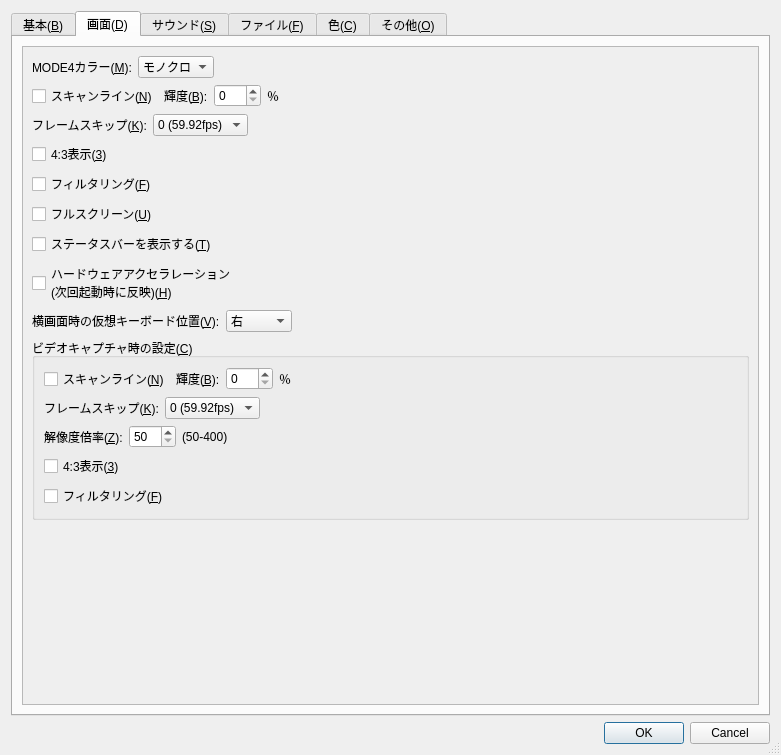
Old version of the form src/Qt/configdialog.ui in the repository eighttails/PC6001VX.
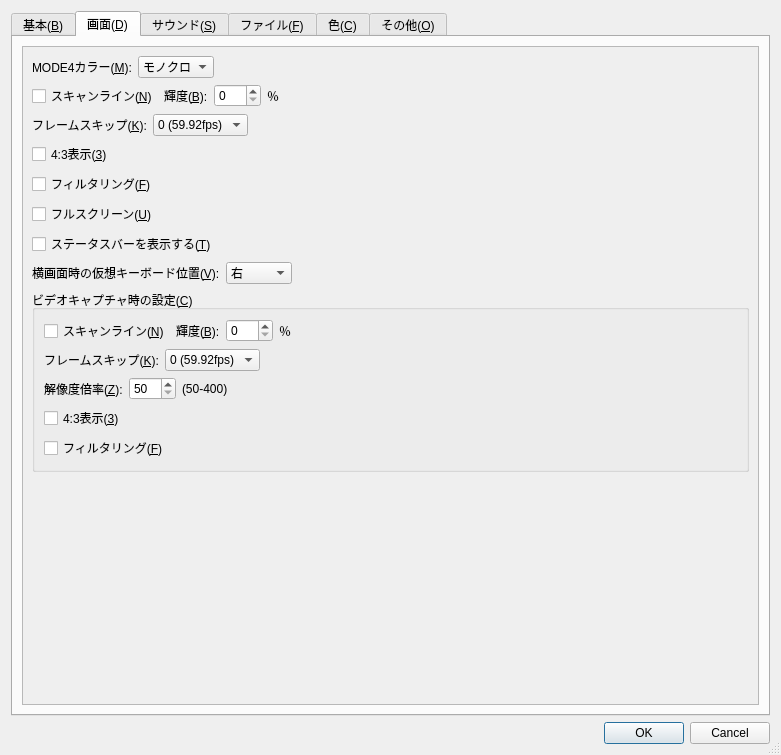
New version of the form. The open tabs and pages were chosen to show the change. Custom widgets are drawn as their Qt base class.

Commit message: 描画フレームワークをQt Graphics SceneからQMLに移行

The edit to the form file:
```diff
--- a/src/Qt/configdialog.ui
+++ b/src/Qt/configdialog.ui
@@ -729,14 +729,6 @@
              </property>
             </widget>
            </item>
-           <item>
-            <widget class="QCheckBox" name="checkBoxHwAccel">
-             <property name="text">
-              <string>ハードウェアアクセラレーション
-(次回起動時に反映)(&amp;H)</string>
-             </property>
-            </widget>
-           </item>
            <item>
             <layout class="QHBoxLayout" name="horizontalLayout_14">
              <item>
```
Left out of the diff: 1 changed line with no effect on the pictures. The commit also changes 40 other files.
